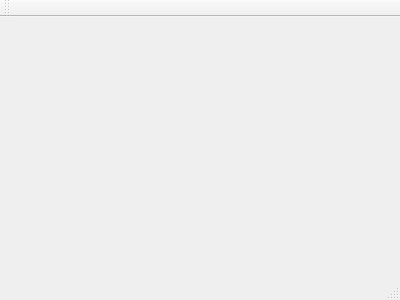
This is palindromefinder.ui in samueljohnston96/PalindromeFinder as Qt 5 draws it before an edit. The edited form follows.
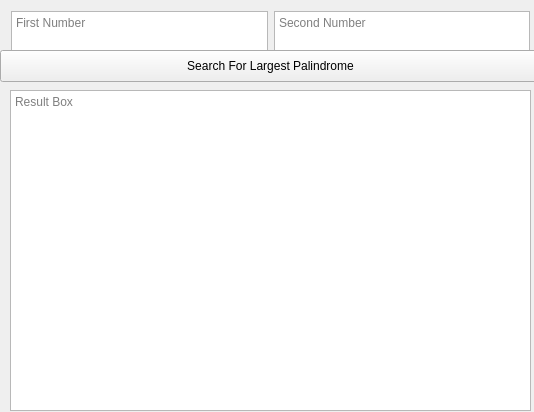
This is the edited form.

Commit message: Added all UI elements for result, the 2 inputs, and search button

Diff of the .ui file:
```diff
--- a/palindromefinder.ui
+++ b/palindromefinder.ui
@@ -1,24 +1,103 @@
 <ui version="4.0">
  <class>PalindromeFinder</class>
- <widget class="QMainWindow" name="PalindromeFinder" >
-  <property name="geometry" >
+ <widget class="QMainWindow" name="PalindromeFinder">
+  <property name="geometry">
    <rect>
     <x>0</x>
     <y>0</y>
-    <width>400</width>
-    <height>300</height>
+    <width>534</width>
+    <height>412</height>
    </rect>
   </property>
   <property name="windowTitle" >
    <string>PalindromeFinder</string>
   </property>
-  <widget class="QMenuBar" name="menuBar" />
-  <widget class="QToolBar" name="mainToolBar" />
-  <widget class="QWidget" name="centralWidget" />
-  <widget class="QStatusBar" name="statusBar" />
+  <widget class="QWidget" name="centralWidget">
+   <widget class="QWidget" name="gridLayoutWidget">
+    <property name="geometry">
+     <rect>
+      <x>0</x>
+      <y>0</y>
+      <width>541</width>
+      <height>76</height>
+     </rect>
+    </property>
+    <layout class="QGridLayout" name="gridLayout">
+     <item row="0" column="1">
+      <widget class="QTextEdit" name="firstNumber">
+       <property name="placeholderText">
+        <string>First Number</string>
+       </property>
+      </widget>
+     </item>
+     <item row="0" column="2">
+      <widget class="QTextEdit" name="secondNumber">
+       <property name="placeholderText">
+        <string>Second Number</string>
+       </property>
+      </widget>
+     </item>
+    </layout>
+   </widget>
+   <widget class="QPushButton" name="searchButton">
+    <property name="geometry">
+     <rect>
+      <x>0</x>
+      <y>50</y>
+      <width>541</width>
+      <height>32</height>
+     </rect>
+    </property>
+    <property name="text">
+     <string>Search For Largest Palindrome</string>
+    </property>
+   </widget>
+   <widget class="QTextBrowser" name="resultsBox">
+    <property name="geometry">
+     <rect>
+      <x>10</x>
+      <y>90</y>
+      <width>521</width>
+      <height>321</height>
+     </rect>
+    </property>
+    <property name="sizePolicy">
+     <sizepolicy hsizetype="Maximum" vsizetype="Maximum">
+      <horstretch>0</horstretch>
+      <verstretch>0</verstretch>
+     </sizepolicy>
+    </property>
+    <property name="maximumSize">
+     <size>
+      <width>16777215</width>
+      <height>16777215</height>
+     </size>
+    </property>
+    <property name="sizeIncrement">
+     <size>
+      <width>0</width>
+      <height>0</height>
+     </size>
+    </property>
+    <property name="tabletTracking">
+     <bool>false</bool>
+    </property>
+    <property name="acceptDrops">
+     <bool>false</bool>
+    </property>
+    <property name="sizeAdjustPolicy">
+     <enum>QAbstractScrollArea::AdjustIgnored</enum>
+    </property>
+    <property name="readOnly">
+     <bool>false</bool>
+    </property>
+    <property name="placeholderText">
+     <string>Result Box</string>
+    </property>
+   </widget>
+  </widget>
  </widget>
- <layoutDefault spacing="6" margin="11" />
- <pixmapfunction></pixmapfunction>
+ <layoutdefault spacing="6" margin="11"/>
  <resources/>
  <connections/>
 </ui>
```
Left out of the diff: 3 changed lines with no effect on the pictures. The commit also changes 4 other files.
